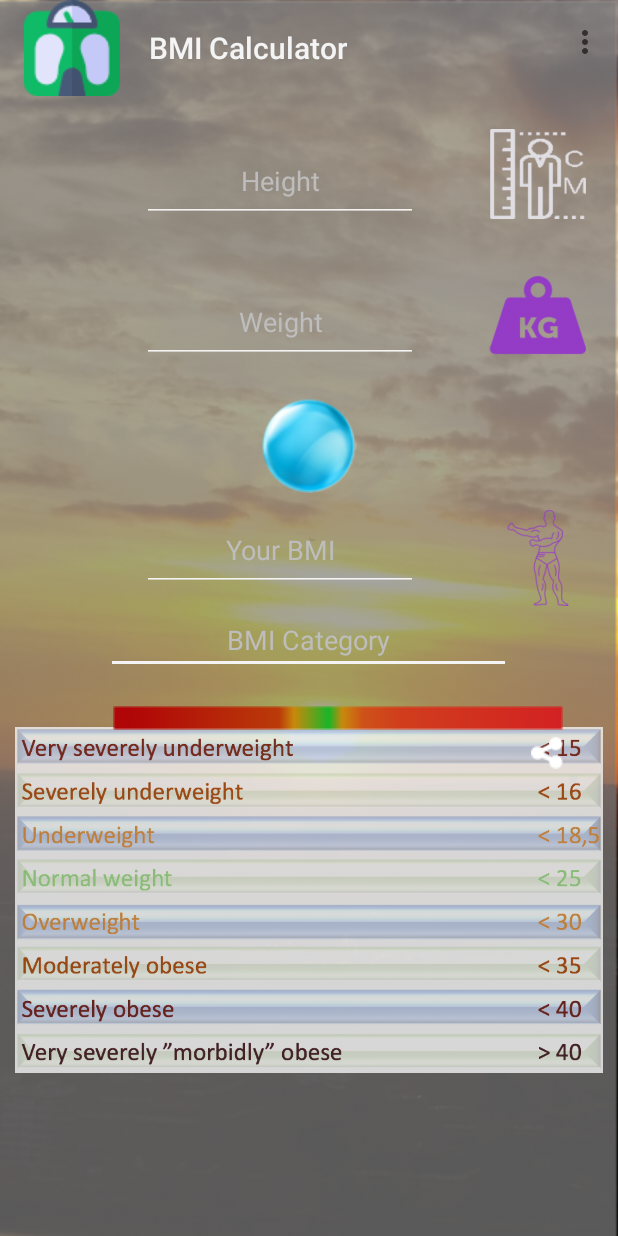
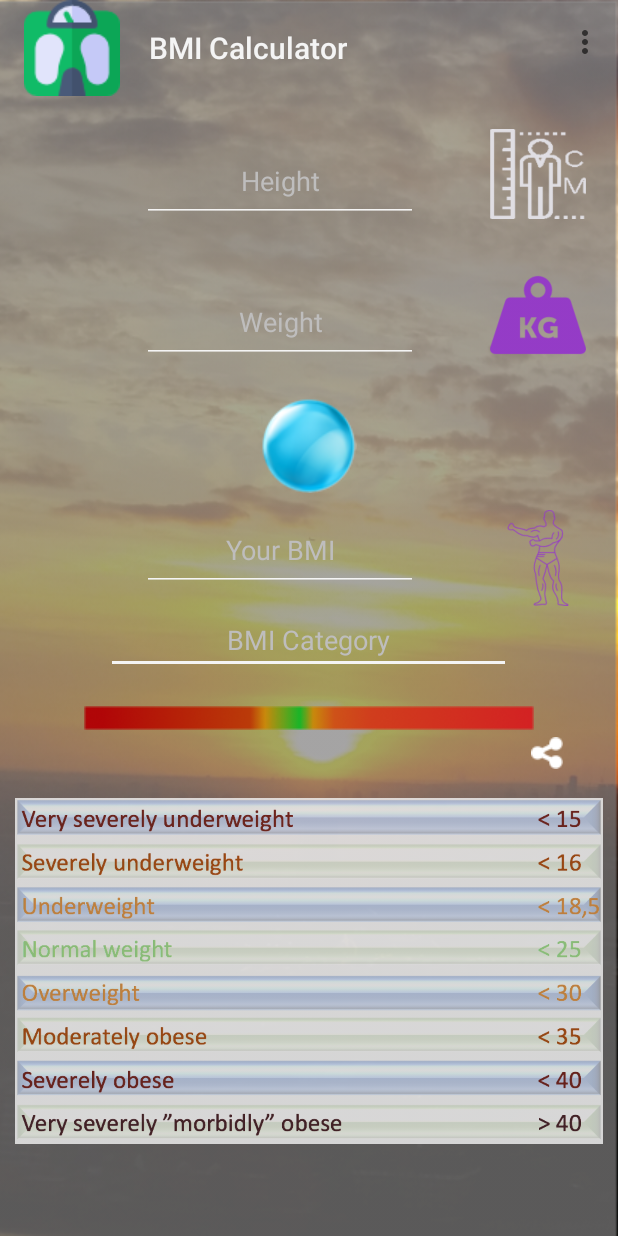
Before and after one commit to Dawid87/BMI-Calculator, an Android app: the screen it shows after launch (MainActivity), on a phone screen of 412 x 824 dp. Run offline under Robolectric (Android 15) with nearby library versions, the phone set to English and light mode, and no system bars; our stand-ins replace AdMob; libraries missing offline, so code that uses them is left out: com.anjlab.android; 1 statement that could not run was skipped.

Commit message:
Moved items on display

```diff
--- a/app/src/main/res/layout/activity_main.xml
+++ b/app/src/main/res/layout/activity_main.xml
@@ -161,16 +161,15 @@
 
 
                 <ImageView
-                    android:padding="10dp"
                     android:id="@+id/imageView4"
                     android:layout_width="wrap_content"
                     android:layout_height="312dp"
-                    ads:srcCompat="@drawable/bmi_cats"
-                    android:layout_marginTop="104dp"
+                    android:layout_alignParentLeft="true"
+                    android:layout_alignParentStart="true"
+                    android:layout_alignTop="@+id/share"
                     android:alpha="0.80"
-                    android:layout_below="@+id/imageButton"
-                    android:layout_alignParentLeft="true"
-                    android:layout_alignParentStart="true" />
+                    android:padding="10dp"
+                    ads:srcCompat="@drawable/bmi_cats" />
 
                 <ImageButton
                     android:id="@+id/share"
@@ -191,12 +190,11 @@
                     style="?android:attr/progressBarStyleHorizontal"
                     android:layout_width="300dp"
                     android:layout_height="wrap_content"
-                    android:layout_alignEnd="@+id/share"
-                    android:layout_alignRight="@+id/share"
                     android:layout_below="@+id/bmiCat"
+                    android:layout_centerHorizontal="true"
                     android:layout_marginTop="21dp"
                     android:background="@drawable/line1"
-                    android:progressDrawable="@drawable/custom_progressbar"/>
+                    android:progressDrawable="@drawable/custom_progressbar" />
 
 
             </RelativeLayout>
```
